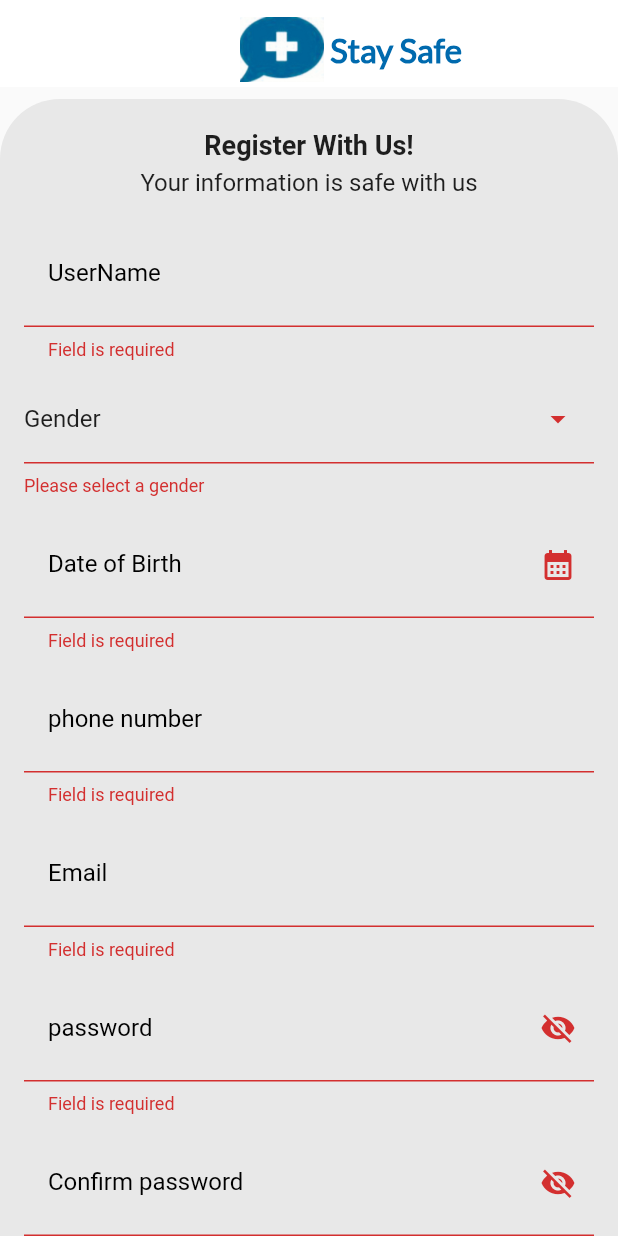
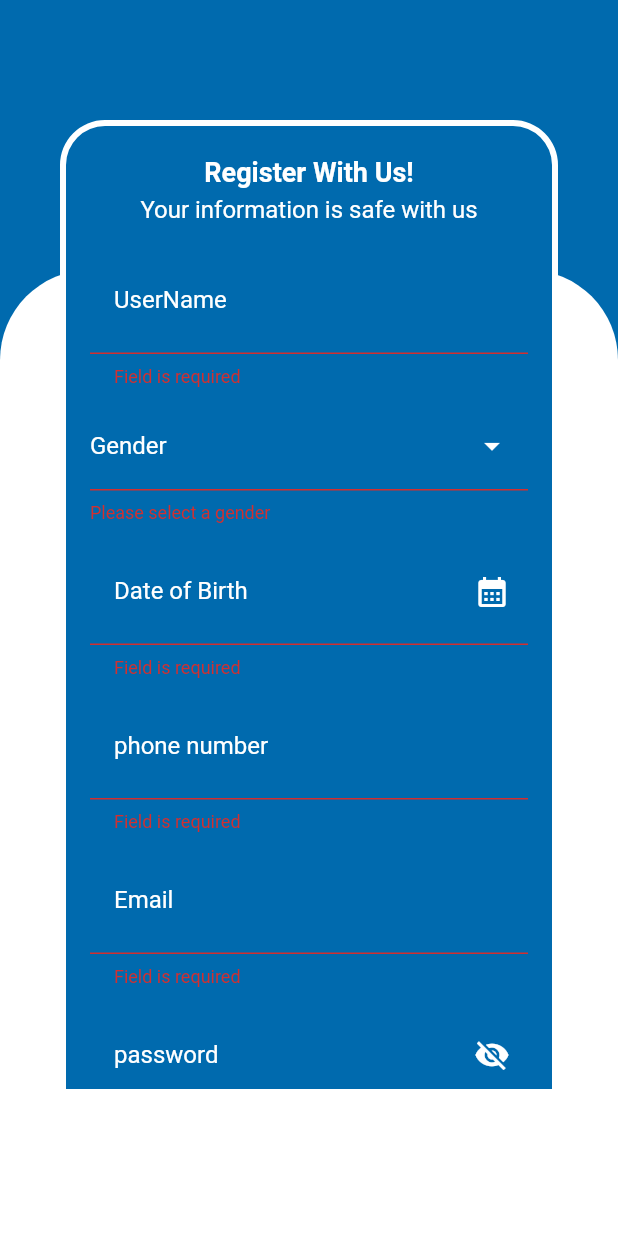
Before and after one commit to khaled365-code/oral_cancer_detection_app, a Flutter app: the RegisterPage screen opened by its route, after a tap on "Sign Up", on a phone screen of 412 x 824 dp. Run offline on Flutter 3.47's test engine with Material 2 defaults, Android fonts, the phone set to English and light mode, and no system bars; our stand-ins replace cached_network_image, dio, font_awesome_flutter, lottie, pinput.

Commit message:
login, signup refactors

```diff
--- a/lib/core/widgets/custom_button.dart
+++ b/lib/core/widgets/custom_button.dart
@@ -16,13 +16,13 @@ class CustomButton extends StatelessWidget {
       child: Container(
         decoration: BoxDecoration(
           borderRadius: BorderRadius.circular(20),
-          color:AppColors.primary,
+          color:AppColors.background,
         ),
-        width:308,
-        height:58,
+        width:220,
+        height:55,
         child: Center(child: Text(buttonText,
           style:AppTextStyles.font20.copyWith(
-              color: AppColors.white,
+              color: AppColors.primary,
               fontWeight: FontWeight.w500),
         ),
         ),
--- a/lib/core/widgets/custom_textformfield.dart
+++ b/lib/core/widgets/custom_textformfield.dart
@@ -42,7 +42,7 @@ class _CustomTextFormFieldState extends State<CustomTextFormField> {
         return null;
       },
       style: const TextStyle(
-        color: Colors.black,
+        color: AppColors.background,
       ),
       keyboardType:widget.inputType,
       onChanged:widget.onChangeee,
@@ -50,21 +50,21 @@ class _CustomTextFormFieldState extends State<CustomTextFormField> {
       decoration: InputDecoration(
         labelText: widget.labelText,
         labelStyle: const TextStyle(
-          color: Colors.black,
+          color:AppColors.background ,
           fontSize: 16,
         ),
         hintText: widget.hintText,
         hintStyle: const TextStyle(
-          color: Colors.black,
+          color:AppColors.background,
           fontSize: 16,
         ),
         enabledBorder: OutlineInputBorder(
           borderRadius: BorderRadius.circular(8),
-          borderSide: const BorderSide(color:AppColors.primary),
+          borderSide: const BorderSide(color:AppColors.background),
         ),
         focusedBorder: OutlineInputBorder(
           borderRadius: BorderRadius.circular(8),
-          borderSide: const BorderSide(color:AppColors.primary),
+          borderSide: const BorderSide(color:AppColors.background),
         ),
         prefixIcon:widget.prefixIcon,
         suffixIcon: widget.suffixIcon,
--- /dev/null
+++ b/lib/features/auth/presentation/views/componants/custom_empty_container.dart
@@ -0,0 +1,44 @@
+import 'package:flutter/material.dart';
+import 'package:graduation_project/core/utilis/app_colors.dart';
+import 'package:graduation_project/features/auth/presentation/views/componants/custom_form_container.dart';
+
+class EmptyContainer extends StatelessWidget{
+  const EmptyContainer({super.key,this.child});
+  final Widget? child;
+  @override
+  Widget build(BuildContext context) {
+    return Expanded(
+      child: Stack(
+        clipBehavior: Clip.none,
+        children: [
+          Container(
+            width: double.infinity,
+            height:MediaQuery.of(context).size.height,
+            decoration:const  BoxDecoration(
+              color: AppColors.background,
+              borderRadius: BorderRadius.only(
+                topRight: Radius.circular(60),
+                topLeft: Radius.circular(60),
+              ),
+            ),
+          ),
+          PositionedDirectional(
+            top: -100,
+            start: 40,
+            end: 40,
+            child:CustomFormContainer(
+              borderRadius:const BorderRadius.only(
+                  topLeft: Radius.circular(30),
+                  topRight: Radius.circular(30)),
+              width: 720,
+              height:650,
+              child: child!,
+            ),
+          ),
+        ],
+      ),
+    );
+
+  }
+
+}
--- a/lib/features/auth/presentation/views/componants/custom_form_container.dart
+++ b/lib/features/auth/presentation/views/componants/custom_form_container.dart
@@ -1,4 +1,5 @@
 import 'package:flutter/material.dart';
+import 'package:graduation_project/core/utilis/app_colors.dart';
 
 class CustomFormContainer extends StatelessWidget {
   const CustomFormContainer({super.key, this.borderRadius,required this.child,this.height,this.width});
@@ -15,8 +16,11 @@ class CustomFormContainer extends StatelessWidget {
         height: height,
         width: width,
         decoration: BoxDecoration(
-          color: Colors.grey.withOpacity(0.2),
-          borderRadius: borderRadius
+          color: AppColors.primary,
+          borderRadius: borderRadius,
+          border: Border.all(
+              color: Colors.white,
+              width: 4.0,)
         ),
         child: child,
       ),
--- a/lib/features/auth/presentation/views/componants/gender_textfield.dart
+++ b/lib/features/auth/presentation/views/componants/gender_textfield.dart
@@ -18,22 +18,26 @@ class _GenderSelectTextFieldState extends State<GenderSelectTextField> {
   Widget build(BuildContext context) {
 
     return TextFormField(
-      style:const TextStyle( color: Colors.black ,),
+      style:const TextStyle( color:AppColors.background,),
       decoration: InputDecoration(
         labelText:'Gender',
-        labelStyle:AppTextStyles.font16,
+        labelStyle:AppTextStyles.font16.copyWith(
+          color: AppColors.background ,
+        ),
         hintText:'Select Gender',
-        hintStyle:AppTextStyles.font16,
+        hintStyle:AppTextStyles.font16.copyWith(
+          color: AppColors.background ,
+        ),
         enabledBorder: OutlineInputBorder(
           borderRadius: BorderRadius.circular(8),
-          borderSide:const BorderSide(color:AppColors.primary),
+          borderSide:const BorderSide(color:AppColors.background),
         ),
         focusedBorder: OutlineInputBorder(
           borderRadius: BorderRadius.circular(8),
-          borderSide:const BorderSide(color:AppColors.primary),
+          borderSide:const BorderSide(color:AppColors.background),
         ),
         suffixIcon: PopupMenuButton<String>(
-          icon:const Icon(Icons.arrow_drop_down),
+          icon:const Icon(Icons.arrow_drop_down,color:AppColors.background ,),
           onSelected: (gender) {
             setState(() {
               selectedGender = gender;
--- a/lib/features/auth/presentation/views/componants/login_page_body.dart
+++ b/lib/features/auth/presentation/views/componants/login_page_body.dart
@@ -7,6 +7,7 @@ import 'package:graduation_project/core/utilis/commons.dart';
 import 'package:graduation_project/core/widgets/custom_button.dart';
 import 'package:graduation_project/core/widgets/custom_container.dart';
 import 'package:graduation_project/core/widgets/custom_textformfield.dart';
+import 'package:graduation_project/features/auth/presentation/views/componants/custom_empty_container.dart';
 
 import 'custom_form_container.dart';
 
@@ -25,26 +26,26 @@ class _LoginBodyState extends State<LoginBody> {
   @override
   Widget build(BuildContext context) {
    return Padding(
-     padding: const EdgeInsets.only(top: 8),
-     child: Form(
+     padding: const EdgeInsets.only(top: 80),
+     child: Column(
+       children: [
+         const SizedBox(height: 100,),
+         Form(
              key: formKey,
-         child: CustomFormContainer(
-           borderRadius:const BorderRadius.only(
-               topLeft: Radius.circular(40),
-               topRight: Radius.circular(40)),
-           width: double.infinity,
-           height: double.infinity,
+             child: EmptyContainer(
                child: Padding(
                  padding: const EdgeInsets.only(top: 20, right: 16, left: 16),
                  child: SingleChildScrollView(
                    child: Column(
                      children: [
-                   const Text('Login',
-                     style:AppTextStyles.font20,
+                       Text('Login',
+                         style:AppTextStyles.font20.copyWith(
+                             color:AppColors.background ),
                        ),
                        const SizedBox(height: 8,),
-                   const Text('  Welcome Back!',
-                     style:AppTextStyles.font20,
+                       Text('  Welcome Back!',
+                         style:AppTextStyles.font20.copyWith(
+                             color:AppColors.background ),
                        ),
                        const SizedBox(height: 16,),
                        const CustomContainer(conHeight:150,conWidth: 170,conImage:AppAssets.login1,),
@@ -61,8 +62,9 @@ class _LoginBodyState extends State<LoginBody> {
                            isSecured = !isSecured;
                            setState(() {});
                          },
-                       icon: isSecured ? const Icon(Icons.visibility_off) :
-                       const Icon(Icons.visibility),
+                           icon: isSecured ?
+                           const Icon(Icons.visibility_off,color:AppColors.background ,) :
+                           const Icon(Icons.visibility,color:AppColors.background ,),
                          ),
                        ),
                        const SizedBox(height: 8,),
@@ -72,7 +74,7 @@ class _LoginBodyState extends State<LoginBody> {
                          },
                          child:Text('Forget Password?',
                            style:AppTextStyles.font18.copyWith(
-                           color:AppColors.primary,
+                               color:AppColors.background,
                                fontWeight: FontWeight.w600
                            ),
                          ),
@@ -90,15 +92,17 @@ class _LoginBodyState extends State<LoginBody> {
                        Row(
                          mainAxisAlignment: MainAxisAlignment.center,
                          children: [
-                       const Text("Don't have an account ?",
-                         style: AppTextStyles.font14,),
+                            Text("Don't have an account ?",
+                             style:AppTextStyles.font14.copyWith(
+                                 color:AppColors.background ),
+                            ),
                            GestureDetector(
                              onTap: () {
                                navigate(context: context, route: Routes.registerScreen);
                              },
                              child:Text('Sign Up',
                                style:AppTextStyles.font14.copyWith(
-                               color: AppColors.primary,
+                                   color: AppColors.background,
                                    fontFamily: 'lato'),
                              ),
                            ),
@@ -113,6 +117,8 @@ class _LoginBodyState extends State<LoginBody> {
              )
 
          ),
+       ],
+     ),
    );
 
   }
--- a/lib/features/auth/presentation/views/componants/register_page_body.dart
+++ b/lib/features/auth/presentation/views/componants/register_page_body.dart
@@ -5,7 +5,7 @@ import 'package:graduation_project/core/utilis/app_text_styles.dart';
 import 'package:graduation_project/core/utilis/commons.dart';
 import 'package:graduation_project/core/widgets/custom_button.dart';
 import 'package:graduation_project/core/widgets/custom_textformfield.dart';
-import 'package:graduation_project/features/auth/presentation/views/componants/custom_form_container.dart';
+import 'package:graduation_project/features/auth/presentation/views/componants/custom_empty_container.dart';
 import 'package:graduation_project/features/auth/presentation/views/componants/date_function.dart';
 import 'package:graduation_project/features/auth/presentation/views/componants/gender_textfield.dart';
 import 'package:intl/intl.dart';
@@ -19,6 +19,7 @@ class RegisterBody extends StatefulWidget{
 
 class _RegisterBodyState extends State<RegisterBody> {
   bool isSecured=true;
+  bool isSecuredConf=true;
   GlobalKey<FormState> formKey=GlobalKey();
 
   DateTime? birthDate;
@@ -44,26 +45,28 @@ class _RegisterBodyState extends State<RegisterBody> {
   Widget build(BuildContext context) {
 
     return Padding(
-      padding: const EdgeInsets.only(top:8),
-      child: Form (
+      padding: const EdgeInsets.only(top:80),
+      child: Column(
+        children: [
+          const SizedBox(height: 100,),
+          Form (
             key: formKey,
-        child:CustomFormContainer(
-          borderRadius: const BorderRadius.only(
-              topLeft: Radius.circular(40),
-              topRight: Radius.circular(40)),
-          width: double.infinity,
-          height: double.infinity,
+            child:EmptyContainer(
               child: Padding(
                 padding: const EdgeInsets.only(top: 20,right: 16,left: 16),
                 child: SingleChildScrollView(
                     child: Column(
                       children: [
-                    const Text('Register With Us!',
-                        style:AppTextStyles.font18
+                        Text('Register With Us!',
+                            style:AppTextStyles.font18.copyWith(
+                              color: AppColors.background ,
+                            ),
                         ),
                         const SizedBox(height:5,),
-                    const Text('Your information is safe with us',
-                      style:AppTextStyles.font16,
+                        Text('Your information is safe with us',
+                          style:AppTextStyles.font16.copyWith(
+                            color: AppColors.background ,
+                          ),
                         ),
                         const SizedBox(height:16,),
                         const CustomTextFormField(labelText:'UserName', hintText:'Enter your name'),
@@ -75,7 +78,7 @@ class _RegisterBodyState extends State<RegisterBody> {
                           controller: dateController,
                           suffixIcon:IconButton(
                               onPressed:_selectDate,
-                          icon:const Icon(Icons.calendar_month)) ,
+                              icon:const Icon(Icons.calendar_month,color:AppColors.background,)) ,
                         ),
                         const SizedBox(height:10,),
                         const CustomTextFormField(labelText:'phone number', hintText:'Enter phone number'),
@@ -88,18 +91,21 @@ class _RegisterBodyState extends State<RegisterBody> {
                               isSecured=!isSecured ;
                               setState(() {});
                             },
-                        icon:isSecured?const Icon(Icons.visibility_off):
-                        const Icon(Icons.visibility) ,),
+                            icon:isSecured?
+                            const Icon(Icons.visibility_off,color:AppColors.background):
+                            const Icon(Icons.visibility,color:AppColors.background) ,),
                         ),
                         const SizedBox(height:10,),
                         CustomTextFormField(labelText: 'Confirm password', hintText:'Confirm password',
                           suffixIcon:IconButton(
                             onPressed: (){
-                          isSecured=!isSecured ;
+                              isSecuredConf=!isSecuredConf;
                               setState(() {});
                             },
-                        icon:isSecured?const Icon(Icons.visibility_off):
-                        const Icon(Icons.visibility) ,),),
+                            icon:isSecuredConf?
+                            const Icon(Icons.visibility_off,color:AppColors.background):
+                            const Icon(Icons.visibility,color:AppColors.background),)
+                          ),
                         const SizedBox(height:17,),
                         CustomButton(buttonText:'Sign Up' ,
                           onTap:(){
@@ -113,15 +119,16 @@ class _RegisterBodyState extends State<RegisterBody> {
                         Row(
                           mainAxisAlignment: MainAxisAlignment.center,
                           children: [
-                        const Text("Already have an account?",
-                          style: AppTextStyles.font14,),
+                            Text("Already have an account?",
+                              style: AppTextStyles.font14.copyWith(
+                                  color:AppColors.background),),
                             GestureDetector(
                               onTap: (){
                                 navigate(context: context, route: Routes.logAs);
                               },
                               child:Text('Login',
                                 style:AppTextStyles.font14.copyWith(
-                                color: AppColors.primary,
+                                    color: AppColors.background,
                                     fontFamily: 'lato'),
                               ),
                             ),
@@ -135,6 +142,8 @@ class _RegisterBodyState extends State<RegisterBody> {
               ),
 
             ),
+        ],
+      ),
 
     );
   }
--- a/lib/features/auth/presentation/views/login_screen.dart
+++ b/lib/features/auth/presentation/views/login_screen.dart
@@ -1,4 +1,5 @@
 import 'package:flutter/material.dart';
+import 'package:graduation_project/core/utilis/app_colors.dart';
 import 'package:graduation_project/features/auth/presentation/views/componants/custom_form_appbar.dart';
 import 'package:graduation_project/features/auth/presentation/views/componants/login_page_body.dart';
 
@@ -7,13 +8,9 @@ class LoginPage extends StatelessWidget{
 
   @override
   Widget build(BuildContext context) {
-    return const  Padding(
-      padding: EdgeInsets.only(top: 8),
-      child: Scaffold(
-        appBar: PreferredSize(preferredSize: Size(double.infinity, 50),
-            child:CustomFormAppBar()),
-        body: LoginBody()
-          ),
-    );
+    return const Scaffold(
+      backgroundColor: AppColors.primary,
+      body: LoginBody()
+        );
   }
 }
--- a/lib/features/auth/presentation/views/regisrer_screen.dart
+++ b/lib/features/auth/presentation/views/regisrer_screen.dart
@@ -1,4 +1,5 @@
 import 'package:flutter/material.dart';
+import 'package:graduation_project/core/utilis/app_colors.dart';
 import 'package:graduation_project/features/auth/presentation/views/componants/custom_form_appbar.dart';
 import 'package:graduation_project/features/auth/presentation/views/componants/register_page_body.dart';
 
@@ -8,16 +9,9 @@ class RegisterPage extends StatelessWidget{
 
   @override
   Widget build(BuildContext context) {
-    return const Padding(
-           padding: EdgeInsets.only(top: 8),
-            child: Scaffold(
-               appBar: PreferredSize(
-               preferredSize: Size(double.infinity, 50),
-                child:CustomFormAppBar()
-                  ),
-             body: RegisterBody(),
-       ),
-
-    );
+    return const Scaffold(
+     backgroundColor: AppColors.primary,
+     body: RegisterBody(),
+       );
   }
 }
```
Lines whose indentation alone changed are shown as unchanged.
